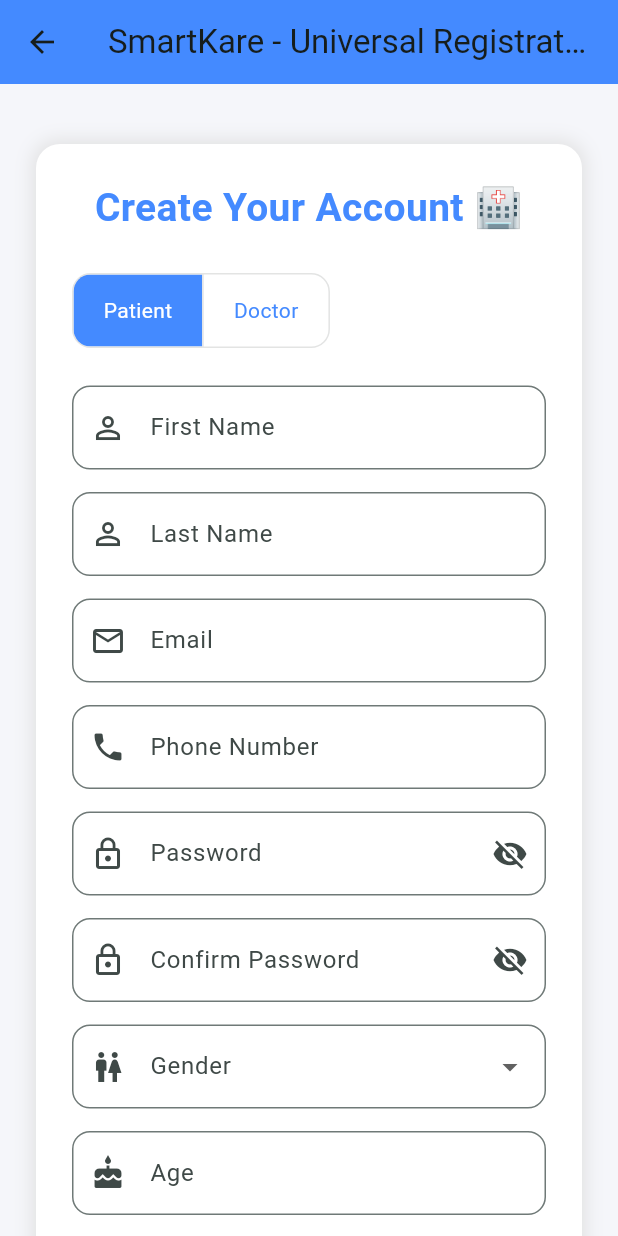
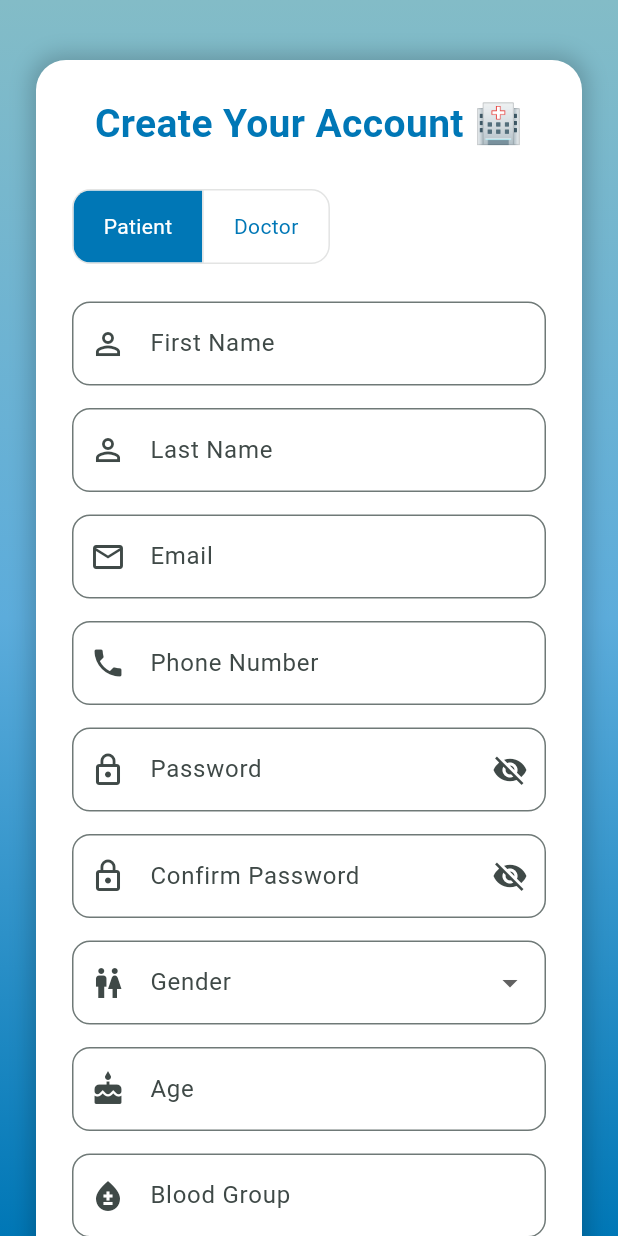
Before and after one commit to TejaKotcherla/Frontend-HMS, a Flutter app: the UniversalRegisterPage screen opened directly, on a phone screen of 412 x 824 dp. Run offline on Flutter 3.47's test engine with Material 3 defaults, Android fonts, the phone set to English and light mode, and no system bars; our stand-ins replace google_fonts, lottie.

Commit message:
updated universal register page

```diff
--- a/lib/screens/auth/universal_register.dart
+++ b/lib/screens/auth/universal_register.dart
@@ -1,3 +1,4 @@
+
 import 'package:flutter/material.dart';
 import 'universal_login.dart';
 
@@ -90,13 +91,21 @@ class _UniversalRegisterPageState extends State<UniversalRegisterPage> {
   @override
   Widget build(BuildContext context) {
     return Scaffold(
-      backgroundColor: const Color(0xFFF5F6FA),
-      appBar: AppBar(
-        title: const Text("SmartKare - Universal Registration"),
-        backgroundColor: Colors.blueAccent,
-        centerTitle: true,
+      // ✅ Removed AppBar completely
+      body: Container(
+        // ✅ Gradient background
+        decoration: const BoxDecoration(
+          gradient: LinearGradient(
+            colors: [
+              Color.fromARGB(255, 131, 188, 199),
+              Color.fromARGB(255, 92, 172, 219),
+              Color(0xFF0077B6),
+            ],
+            begin: Alignment.topCenter,
+            end: Alignment.bottomCenter,
           ),
-      body: Center(
+        ),
+        child: Center(
           child: SingleChildScrollView(
             padding: const EdgeInsets.symmetric(horizontal: 24, vertical: 40),
             child: Container(
@@ -104,12 +113,12 @@ class _UniversalRegisterPageState extends State<UniversalRegisterPage> {
               padding: const EdgeInsets.all(24),
               decoration: BoxDecoration(
                 color: Colors.white,
-              borderRadius: BorderRadius.circular(16),
+                borderRadius: BorderRadius.circular(20),
                 boxShadow: [
                   BoxShadow(
-                  color: Colors.grey.shade300,
-                  blurRadius: 10,
-                  spreadRadius: 2,
+                    color: Colors.black.withOpacity(0.2),
+                    blurRadius: 12,
+                    spreadRadius: 3,
                   ),
                 ],
               ),
@@ -118,12 +127,13 @@ class _UniversalRegisterPageState extends State<UniversalRegisterPage> {
                 child: Column(
                   crossAxisAlignment: CrossAxisAlignment.stretch,
                   children: [
+                    // ✅ Centered heading only
                     const Text(
                       "Create Your Account 🏥",
                       style: TextStyle(
                         fontSize: 26,
                         fontWeight: FontWeight.bold,
-                      color: Colors.blueAccent,
+                        color: Color(0xFF0077B6),
                       ),
                       textAlign: TextAlign.center,
                     ),
@@ -141,9 +151,9 @@ class _UniversalRegisterPageState extends State<UniversalRegisterPage> {
                           userType = index == 0 ? "Patient" : "Doctor";
                         });
                       },
-                    color: Colors.blueAccent,
+                      color: const Color(0xFF0077B6),
                       selectedColor: Colors.white,
-                    fillColor: Colors.blueAccent,
+                      fillColor: const Color(0xFF0077B6),
                       children: const [
                         Padding(
                             padding: EdgeInsets.symmetric(
@@ -189,8 +199,8 @@ class _UniversalRegisterPageState extends State<UniversalRegisterPage> {
                     const SizedBox(height: 15),
                     _buildPasswordField(confirmPasswordController,
                         "Confirm Password", obscureConfirmPassword, () {
-                    setState(
-                        () => obscureConfirmPassword = !obscureConfirmPassword);
+                      setState(() =>
+                          obscureConfirmPassword = !obscureConfirmPassword);
                     }),
                     const SizedBox(height: 15),
 
@@ -205,7 +215,8 @@ class _UniversalRegisterPageState extends State<UniversalRegisterPage> {
                       ),
                       items: const [
                         DropdownMenuItem(value: "Male", child: Text("Male")),
-                      DropdownMenuItem(value: "Female", child: Text("Female")),
+                        DropdownMenuItem(
+                            value: "Female", child: Text("Female")),
                         DropdownMenuItem(value: "Other", child: Text("Other")),
                       ],
                       onChanged: (value) {
@@ -237,7 +248,6 @@ class _UniversalRegisterPageState extends State<UniversalRegisterPage> {
                       const SizedBox(height: 15),
                     ],
 
-                  // Common City & Country
                     _buildTextField(
                         cityController, "City", Icons.location_city, false),
                     const SizedBox(height: 15),
@@ -251,8 +261,9 @@ class _UniversalRegisterPageState extends State<UniversalRegisterPage> {
                         : ElevatedButton(
                             onPressed: handleRegister,
                             style: ElevatedButton.styleFrom(
-                            backgroundColor: Colors.blueAccent,
-                            padding: const EdgeInsets.symmetric(vertical: 14),
+                              backgroundColor: const Color(0xFF0077B6),
+                              padding:
+                                  const EdgeInsets.symmetric(vertical: 14),
                               shape: RoundedRectangleBorder(
                                 borderRadius: BorderRadius.circular(12),
                               ),
@@ -282,7 +293,7 @@ class _UniversalRegisterPageState extends State<UniversalRegisterPage> {
                           child: const Text(
                             "Login Here",
                             style: TextStyle(
-                            color: Colors.blueAccent,
+                              color: Color(0xFF0077B6),
                               fontWeight: FontWeight.bold,
                             ),
                           ),
@@ -290,6 +301,7 @@ class _UniversalRegisterPageState extends State<UniversalRegisterPage> {
                       ],
                     ),
                   ],
+                ),
               ),
             ),
           ),
```
Lines whose indentation alone changed are shown as unchanged.
